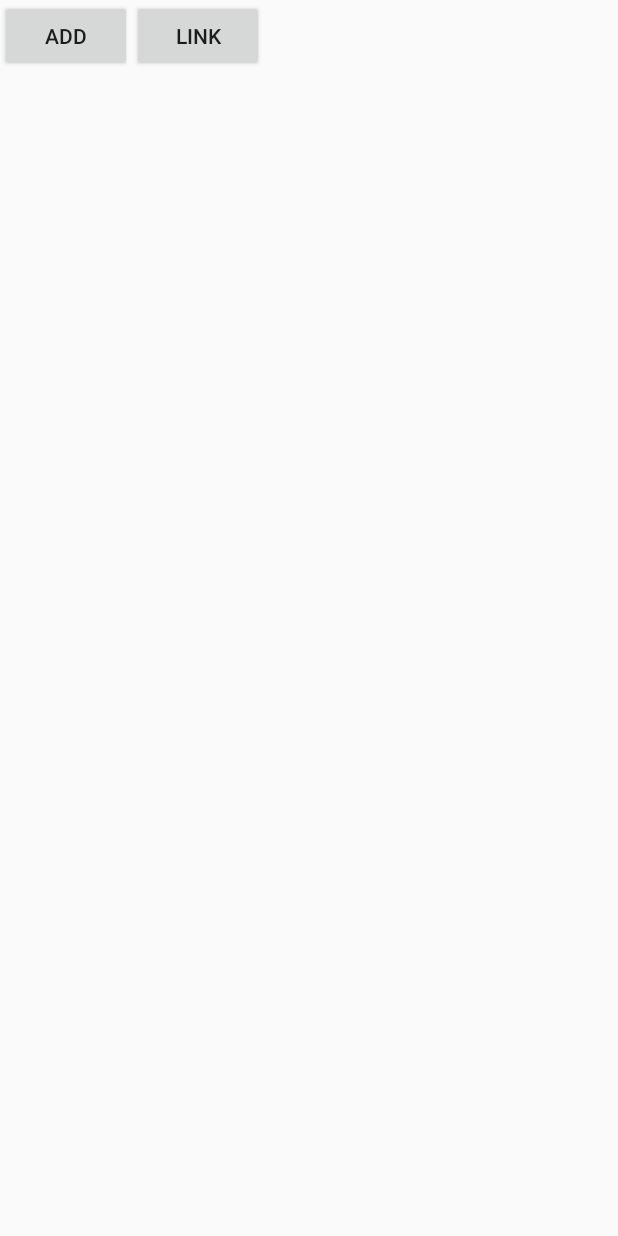
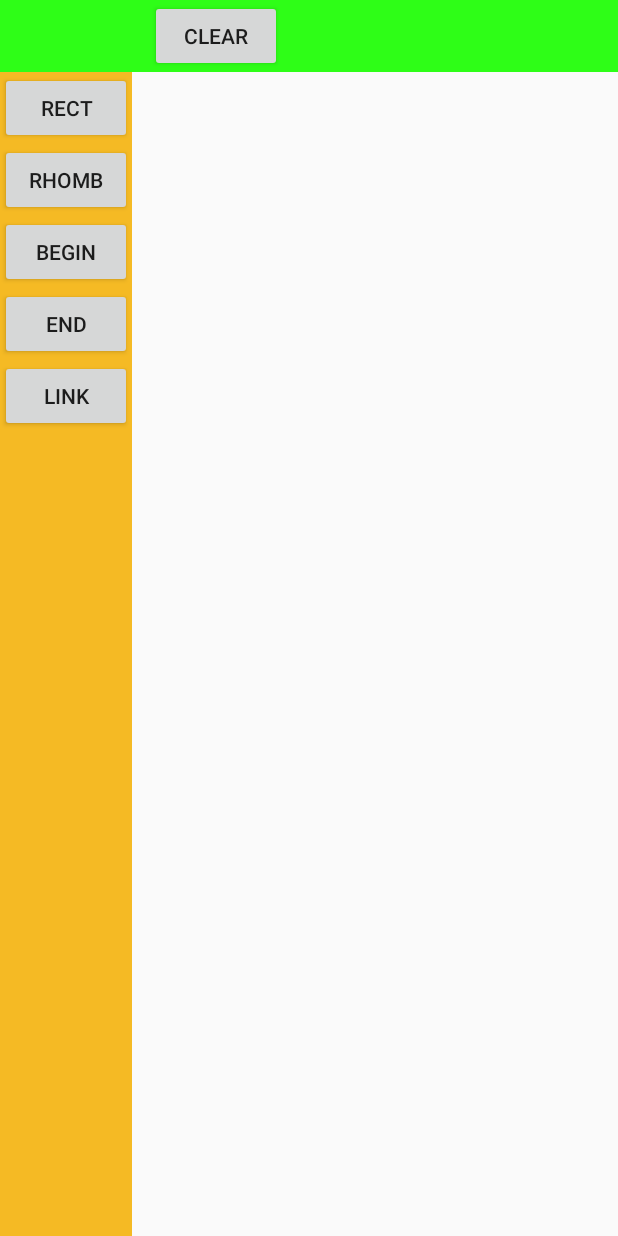
Before and after one commit to mikolasuhina/BlockEditor, an Android app: the layout activity_main.xml on its own in the app's theme, with its tools: preview values and no code run, on a phone screen of 412 x 824 dp. Run offline under Robolectric (Android 15) with nearby library versions, the light colour scheme and no system bars.

Commit message:
реалізував графічне відображення

```diff
--- a/app/src/main/res/layout/activity_main.xml
+++ b/app/src/main/res/layout/activity_main.xml
@@ -9,13 +9,55 @@
     <LinearLayout
         android:orientation="horizontal"
         android:layout_width="match_parent"
-        android:layout_height="wrap_content">
+        android:layout_height="wrap_content"
+        android:background="#2efe17">
 
         <Button
             android:layout_width="wrap_content"
             android:layout_height="wrap_content"
-            android:text="add"
-            android:id="@+id/button2"
+            android:text="Clear"
+            android:id="@+id/clear"
+            android:onClick="onClick"
+            android:layout_marginLeft="100dp" />
+    </LinearLayout>
+
+    <LinearLayout
+        android:orientation="horizontal"
+        android:layout_width="match_parent"
+        android:layout_height="match_parent">
+
+        <LinearLayout
+            android:orientation="vertical"
+            android:layout_width="wrap_content"
+            android:layout_height="match_parent"
+            android:background="#f5ba24">
+
+            <Button
+                android:layout_width="wrap_content"
+                android:layout_height="wrap_content"
+                android:text="Rect"
+                android:id="@+id/addrect"
+                android:onClick="onClick" />
+
+            <Button
+                android:layout_width="wrap_content"
+                android:layout_height="wrap_content"
+                android:text="rhomb"
+                android:id="@+id/rhomb"
+                android:onClick="onClick" />
+
+            <Button
+                android:layout_width="wrap_content"
+                android:layout_height="wrap_content"
+                android:text="begin"
+                android:id="@+id/begin"
+                android:onClick="onClick" />
+
+            <Button
+                android:layout_width="wrap_content"
+                android:layout_height="wrap_content"
+                android:text="end"
+                android:id="@+id/end"
                 android:onClick="onClick" />
 
             <Button
@@ -32,5 +74,6 @@
         android:id="@+id/frame">
 
     </FrameLayout>
+    </LinearLayout>
 
 </LinearLayout>
```
Also changed, not shown: app/src/main/java/com/example/kolas/lab1_tpcs/MainActivity.java (+27 -2 lines), app/src/main/java/com/example/kolas/lab1_tpcs/Model.java (+17 -16 lines), app/src/main/java/com/example/kolas/lab1_tpcs/MySurfaceView.java (+29 -2 lines), app/src/main/java/com/example/kolas/lab1_tpcs/blocs/BeginBlock.java (+2 -25 lines), app/src/main/java/com/example/kolas/lab1_tpcs/blocs/BlocObj.java (+40 -14 lines), app/src/main/java/com/example/kolas/lab1_tpcs/blocs/BlocTypes.java (added, +9 -0 lines), app/src/main/java/com/example/kolas/lab1_tpcs/blocs/EndBloc.java (+4 -23 lines), app/src/main/java/com/example/kolas/lab1_tpcs/blocs/ReckBloc.java (+5 -22 lines), app/src/main/java/com/example/kolas/lab1_tpcs/blocs/RhombBloc.java (+2 -23 lines). Lines whose indentation alone changed are shown as unchanged.
